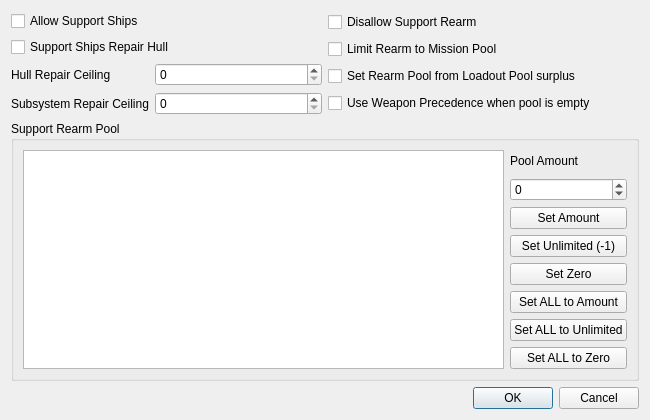
Before: the Qt Designer form qtfred/ui/SupportRearmDialog.ui in scp-fs2open/fs2open.github.com, drawn with Qt 5.
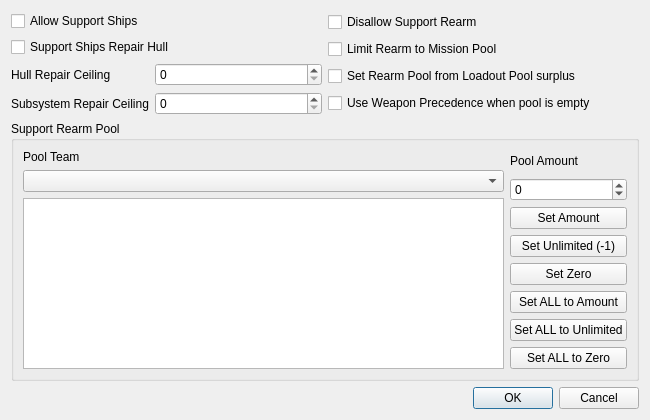
After: the same form once the commit is applied.

```diff
--- a/qtfred/ui/SupportRearmDialog.ui
+++ b/qtfred/ui/SupportRearmDialog.ui
@@ -32,7 +32,23 @@
    <item>
     <widget class="QGroupBox" name="poolGroup"><property name="title"><string>Support Rearm Pool</string></property>
      <layout class="QHBoxLayout" name="poolLayout">
-      <item><widget class="QListWidget" name="weaponList"/></item>
+	 <item>
+		<layout class="QVBoxLayout" name="poolEditorLeftLayout">
+			<item>
+				<widget class="QLabel" name="poolTeamLabel">
+					<property name="text">
+						<string>Pool Team</string>
+					</property>
+				</widget>
+			</item>
+			<item>
+				<widget class="QComboBox" name="poolTeamCombo"/>
+			</item>
+			<item>
+				<widget class="QListWidget" name="weaponList"/>
+			</item>
+		</layout>
+	  </item>
       <item><layout class="QVBoxLayout" name="rightButtons">
         <item><widget class="QLabel" name="poolAmountLabel"><property name="text"><string>Pool Amount</string></property></widget></item>
         <item><widget class="QSpinBox" name="poolAmountSpin"><property name="minimum"><number>-1</number></property><property name="maximum"><number>100000</number></property></widget></item>
```
